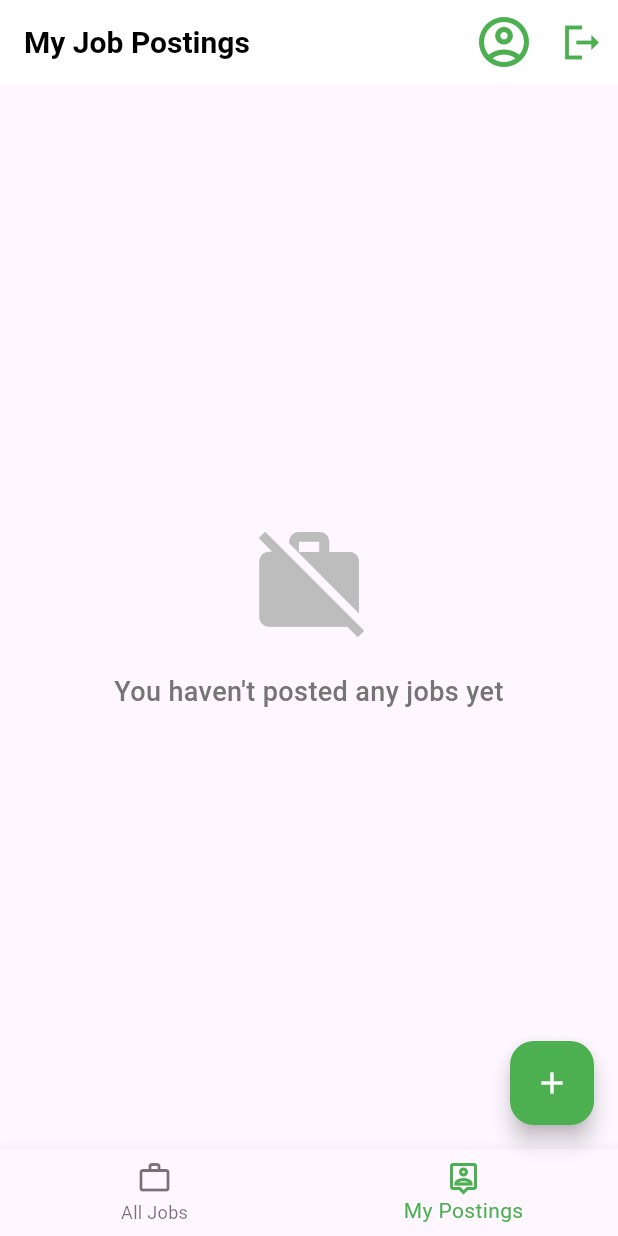
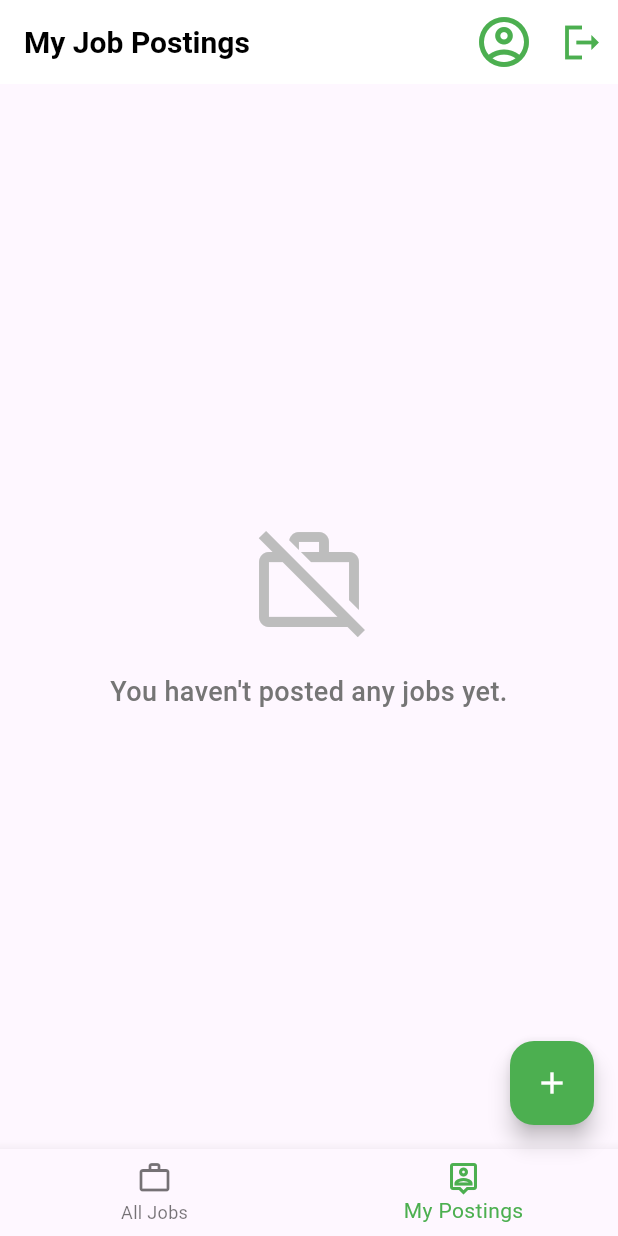
Before and after one commit to Wallywex/jobar_app, a Flutter app: the HomeScreen screen opened directly, item 2 of the bottom bar chosen, on a phone screen of 412 x 824 dp. Run offline on Flutter 3.47's test engine with Material 3 defaults, Android fonts, the phone set to English and light mode, and no system bars; our stand-ins replace cloud_firestore, firebase_auth, firebase_core, flutter_spinkit; accounts and stored records are empty.

Commit message:
final polishes

```diff
--- a/lib/Screens/homescreen.dart
+++ b/lib/Screens/homescreen.dart
@@ -1,17 +1,12 @@
 import 'package:flutter/material.dart';
 import 'package:firebase_auth/firebase_auth.dart';
 import 'package:cloud_firestore/cloud_firestore.dart';
+import 'package:flutter_spinkit/flutter_spinkit.dart';
 import 'package:jobar_app/Screens/createJobScreen.dart';
 import 'package:jobar_app/Screens/jobDetailsScreen.dart';
 import 'package:jobar_app/Screens/loginscreen.dart';
 import 'package:jobar_app/Widgets/emptyStateWidget.dart';
 import 'package:jobar_app/Widgets/jobCard.dart';
-
-// Import the placeholder screens we just made
-// <-- Update your package name
-
-// Import your login screen to navigate back
-// <-- Update your package name
 
 class HomeScreen extends StatefulWidget {
   const HomeScreen({super.key});
@@ -21,8 +16,6 @@ class HomeScreen extends StatefulWidget {
 }
 
 class _HomeScreenState extends State<HomeScreen> {
-  // --- ADD THIS FUNCTION INSIDE _HomeScreenState ---
-
   // This tracks which tab is currently selected
   int _selectedIndex = 0;
 
@@ -38,28 +31,26 @@ class _HomeScreenState extends State<HomeScreen> {
     'My Job Postings',
   ];
 
-  // This function is called when a tab is tapped
   void _onItemTapped(int index) {
     setState(() {
       _selectedIndex = index;
     });
   }
 
-  // This function navigates to the Create Job screen
   void _navigateToCreateJob(BuildContext context) {
     Navigator.of(
       context,
     ).push(MaterialPageRoute(builder: (ctx) => const CreateJobScreen()));
   }
 
-  // This function logs the user out and returns to the Login screen
+
   void _logout(BuildContext context) async {
     await FirebaseAuth.instance.signOut();
-    // Go back to Login and remove all other screens from history
+
     if (mounted) {
       Navigator.of(context).pushAndRemoveUntil(
         MaterialPageRoute(builder: (ctx) => const LoginScreen()),
-        (Route<dynamic> route) => false, // This removes everything
+        (Route<dynamic> route) => false,
       );
     }
   }
@@ -67,12 +58,10 @@ class _HomeScreenState extends State<HomeScreen> {
   @override
   @override
   Widget build(BuildContext context) {
-    // We don't need the user name here anymore
+
 
     return Scaffold(
       appBar: AppBar(
-        // --- 1. CONTEXTUAL TITLE ---
-        // This will show "Available Jobs" or "My Job Postings"
         title: Text(
           _tabTitles[_selectedIndex],
           style: const TextStyle(
@@ -83,12 +72,10 @@ class _HomeScreenState extends State<HomeScreen> {
         ),
 
         // --- 2. STYLING ---
-        backgroundColor: Colors.white, // Clean, modern look
-        foregroundColor: Colors.black, // Makes icons black
-        elevation: 0, // Flat design
-        // --- 3. UPDATED ACTIONS ---
+        backgroundColor: Colors.white,
+        foregroundColor: Colors.black,
+
         actions: [
-          // The new Profile Icon
           IconButton(
             icon: const Icon(
               Icons.account_circle_outlined,
@@ -97,15 +84,13 @@ class _HomeScreenState extends State<HomeScreen> {
             ),
             tooltip: 'Profile',
             onPressed: () {
-              // Later, we can build a ProfileScreen
-              // For now, it's a placeholder
+
               ScaffoldMessenger.of(context).showSnackBar(
                 const SnackBar(content: Text('Profile screen coming soon!')),
               );
             },
           ),
 
-          // The existing Logout Icon
           IconButton(
             icon: const Icon(Icons.logout_sharp, size: 30, color: Colors.green),
             onPressed: () => _logout(context),
@@ -191,54 +176,62 @@ class AvailableJobsTab extends StatelessWidget {
   }
 }
 
-// --- TAB 2: MY POSTINGS ---
+
 
 class MyPostingsTab extends StatelessWidget {
   const MyPostingsTab({super.key});
 
   @override
   Widget build(BuildContext context) {
-    // Get the current user
     final user = FirebaseAuth.instance.currentUser;
 
     if (user == null) {
-      // This should theoretically never happen if they're on this screen
       return const Center(child: Text('Please log in.'));
     }
 
-    return StreamBuilder<QuerySnapshot>(
-      // Listen to jobs BUT...
+
+
+    return Column(
+      children: [
+
+        Expanded(
+          child: StreamBuilder<QuerySnapshot>(
             stream: FirebaseFirestore.instance
                 .collection('jobs')
-          // ...filter to ONLY show jobs where 'postedBy' matches our user's ID
                 .where('postedBy', isEqualTo: user.uid)
                 .orderBy('datePosted', descending: true)
                 .snapshots(),
             builder: (context, snapshot) {
               if (snapshot.connectionState == ConnectionState.waiting) {
-          return const Center(child: CircularProgressIndicator());
+                return const Center(
+                  child: SpinKitFadingCube(color: Colors.purple, size: 50.0),
+                );
               }
               if (snapshot.hasError) {
                 return const Center(child: Text('Something went wrong.'));
               }
+
+              // --- 3. THIS IS THE CRITICAL CHECK ---
               if (!snapshot.hasData || snapshot.data!.docs.isEmpty) {
-          return EmptyStateWidget(icon: Icons.work_off, message: 'You haven\'t posted any jobs yet');
+                // Now this EmptyStateWidget will fill the 'Expanded' space
+                return const EmptyStateWidget(
+                  icon: Icons.work_off_outlined,
+                  message: "You haven't posted any jobs yet.",
+                );
               }
+
 
               final jobDocs = snapshot.data!.docs;
 
               return ListView.builder(
                 itemCount: jobDocs.length,
-          // Inside MyPostingsTab -> StreamBuilder -> ListView.builder
-          // Inside MyPostingsTab -> StreamBuilder -> ListView.builder
                 itemBuilder: (context, index) {
                   final jobData = jobDocs[index].data() as Map<String, dynamic>;
                   final jobId = jobDocs[index].id;
 
-  // We are now using a Stack to overlay the menu
+
                   return Stack(
                     children: [
-      // 1. The main content (tappable card)
                       GestureDetector(
                         onTap: () {
                           Navigator.of(context).push(
@@ -247,25 +240,27 @@ itemBuilder: (context, index) {
                             ),
                           );
                         },
-        child: Jobcard(jobData: jobData), // Your beautiful card
+                        child: Jobcard(jobData: jobData),
                       ),
-
-      // 2. The menu button, aligned to the top right
                       Padding(
                         padding: const EdgeInsets.only(top: 8.0, right: 8.0),
                         child: Align(
-          alignment: Alignment.centerRight,
+                          alignment: Alignment.topRight,
                           child: PopupMenuButton<String>(
-            icon: const Icon(Icons.more_vert), // The 3-dot icon
+                            icon: const Icon(Icons.more_vert),
                             onSelected: (value) {
                               if (value == 'delete') {
                                 _showDeleteDialog(context, jobId);
                               }
                             },
-            itemBuilder: (BuildContext context) => <PopupMenuEntry<String>>[
+                            itemBuilder: (BuildContext context) =>
+                                <PopupMenuEntry<String>>[
                                   const PopupMenuItem<String>(
                                     value: 'delete',
-                child: Text('Delete', style: TextStyle(color: Colors.red)),
+                                    child: Text(
+                                      'Delete',
+                                      style: TextStyle(color: Colors.red),
+                                    ),
                                   ),
                                 ],
                           ),
@@ -276,10 +271,13 @@ itemBuilder: (context, index) {
                 },
               );
             },
+          ),
+        ),
+      ],
     );
   }
 
-  // --- ADD THIS FUNCTION INSIDE _HomeScreenState ---
+
 
   void _showDeleteDialog(BuildContext context, String jobId) {
     showDialog(
@@ -298,16 +296,16 @@ itemBuilder: (context, index) {
             child: const Text('Delete', style: TextStyle(color: Colors.red)),
             onPressed: () async {
               try {
-                // The magic line: Tell Firestore to delete
+
                 await FirebaseFirestore.instance
                     .collection('jobs')
                     .doc(jobId)
                     .delete();
 
-                // Close the dialog
+
                 Navigator.of(ctx).pop();
 
-                // Show a success message (optional, but good)
+
                 ScaffoldMessenger.of(context).showSnackBar(
                   const SnackBar(
                     content: Text('Job deleted successfully.'),
--- a/lib/Screens/jobDetailsScreen.dart
+++ b/lib/Screens/jobDetailsScreen.dart
@@ -234,7 +234,7 @@ class _JobDetailsScreenState extends State<JobDetailsScreen> {
       children: [
         Icon(icon, color: iconColor),
         const SizedBox(width: 12),
-        Expanded( // Use Expanded to prevent overflow
+        Expanded(
           child: Text(
             text,
             style: const TextStyle(fontSize: 16, fontWeight: FontWeight.w500),
```
Also changed, not shown: lib/Screens/loginscreen.dart (+21 -21 lines), lib/Screens/registerscreen.dart (+27 -29 lines). Lines whose indentation alone changed are shown as unchanged.
